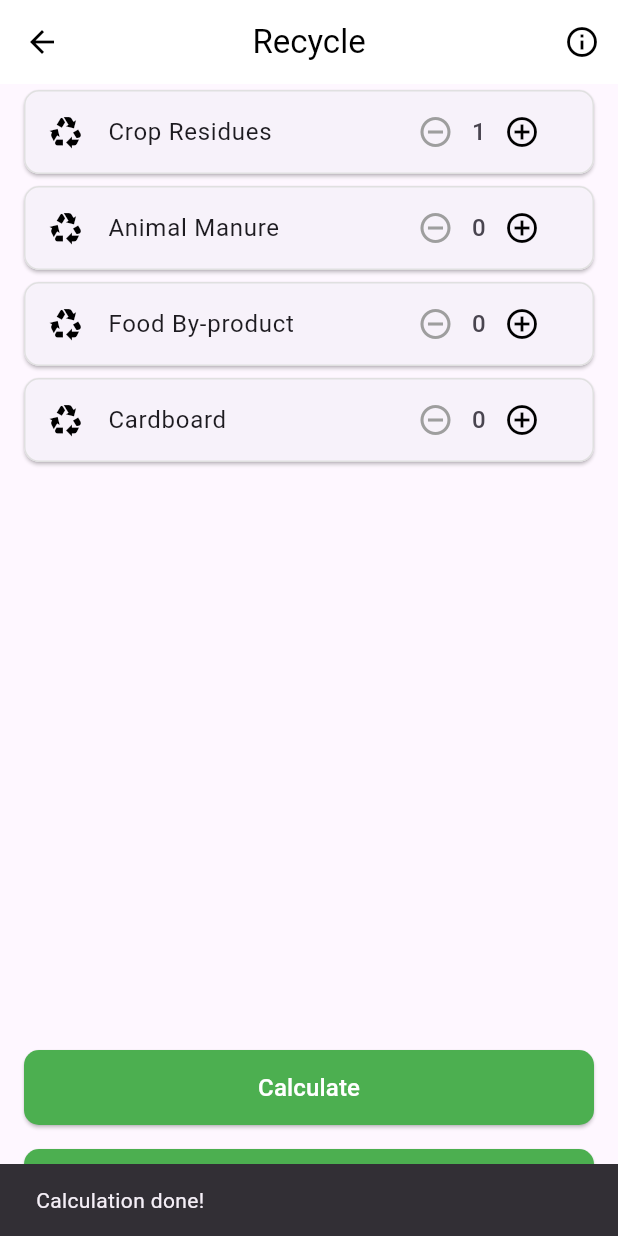
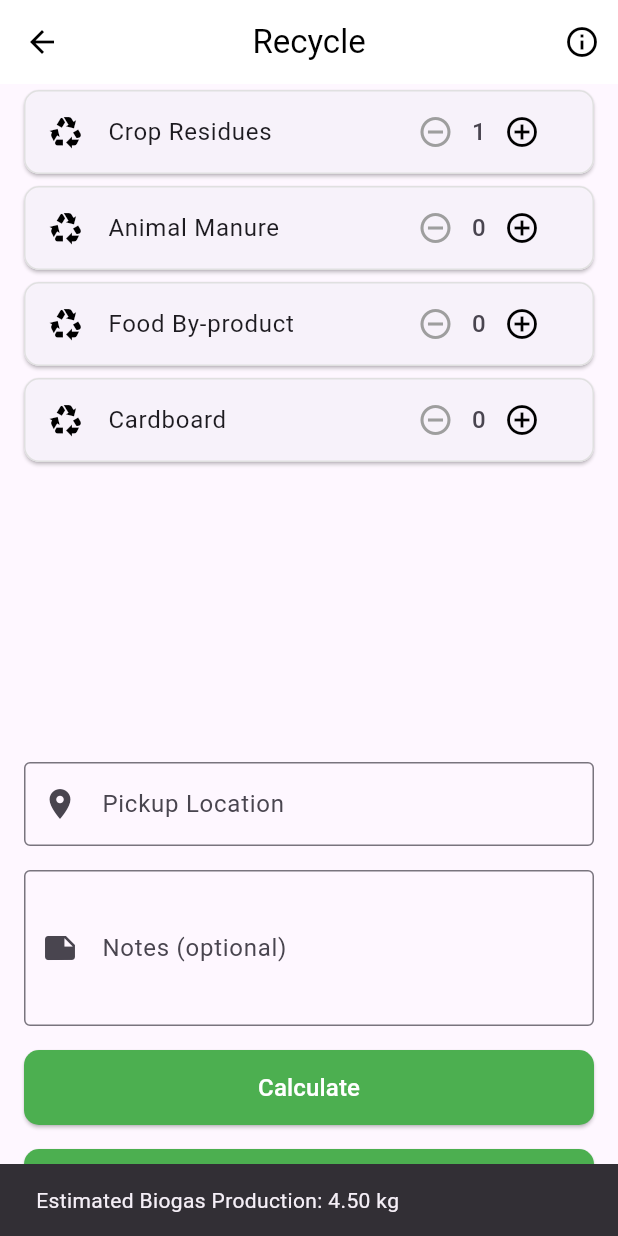
Before and after one commit to ndivine-eng/Agribioloop_mobile-app, a Flutter app: the RecycleScreen screen opened directly, after a tap on the "add circle outline" icon, after a tap on "Calculate", on a phone screen of 412 x 824 dp. Run offline on Flutter 3.47's test engine with Material 3 defaults, Android fonts, the light colour scheme and no system bars; our stand-ins replace cloud_firestore, firebase_auth, firebase_core, flutter_riverpod, google_sign_in, image_picker; accounts and stored records are empty.

Commit message:
Added auntantication with more screens

```diff
--- a/agribioloop/lib/screens/recycle_screen.dart
+++ b/agribioloop/lib/screens/recycle_screen.dart
@@ -1,5 +1,7 @@
 import 'package:flutter/material.dart';
-import 'home_screen.dart'; // Import HomeScreen
+import 'package:cloud_firestore/cloud_firestore.dart';
+import 'package:firebase_auth/firebase_auth.dart';
+import 'home_screen.dart';
 
 class RecycleScreen extends StatefulWidget {
   @override
@@ -7,6 +9,9 @@
 }
 
 class _RecycleScreenState extends State<RecycleScreen> {
+  final FirebaseFirestore _firestore = FirebaseFirestore.instance;
+  final FirebaseAuth _auth = FirebaseAuth.instance;
+
   Map<String, int> recycleItems = {
     "Crop Residues": 0,
     "Animal Manure": 0,
@@ -14,12 +19,130 @@
     "Cardboard": 0,
   };
 
-  bool isPickupEnabled = false; // Initially disabled
+  final Map<String, double> biogasConversionRates = {
+    "Crop Residues": 4.5,
+    "Animal Manure": 3.2,
+    "Food By-product": 5.0,
+    "Cardboard": 1.8,
+  };
+
+  bool isPickupEnabled = false;
+  bool isSubmitting = false;
+  TextEditingController locationController = TextEditingController();
+  TextEditingController notesController = TextEditingController();
 
   void updatePickupButtonState() {
     setState(() {
       isPickupEnabled = recycleItems.values.any((quantity) => quantity > 0);
     });
+  }
+
+  double calculateBiogas() {
+    double total = 0;
+    recycleItems.forEach((item, quantity) {
+      total += quantity * biogasConversionRates[item]!;
+    });
+    return total;
+  }
+
+  Future<void> _submitPickupRequest() async {
+    setState(() => isSubmitting = true);
+
+    try {
+      final user = _auth.currentUser;
+      if (user == null) throw Exception('User not authenticated');
+
+      final biogas = calculateBiogas();
+      final pickupData = {
+        'userId': user.uid,
+        'items': recycleItems,
+        'location': locationController.text.trim(),
+        'notes': notesController.text.trim(),
+        'biogasEstimate': biogas,
+        'timestamp': FieldValue.serverTimestamp(),
+        'status': 'pending',
+      };
+
+      await _firestore.collection('pickupRequests').add(pickupData);
+
+      ScaffoldMessenger.of(context).showSnackBar(
+        SnackBar(content: Text('Pickup request submitted successfully!')),
+      );
+
+      // Clear form after submission
+      setState(() => recycleItems.updateAll((key, value) => 0));
+      locationController.clear();
+      notesController.clear();
+      updatePickupButtonState();
+    } catch (e) {
+      ScaffoldMessenger.of(context).showSnackBar(
+        SnackBar(content: Text('Error submitting request: ${e.toString()}')),
+      );
+    } finally {
+      setState(() => isSubmitting = false);
+    }
+  }
+
+  void _showConfirmationDialog(BuildContext context) {
+    if (locationController.text.trim().isEmpty) {
+      ScaffoldMessenger.of(context).showSnackBar(
+        SnackBar(content: Text("Please enter a pickup location")),
+      );
+      return;
+    }
+
+    showDialog(
+      context: context,
+      builder: (context) => AlertDialog(
+        title: Text("Confirm Pickup Request"),
+        content: SingleChildScrollView(
+          child: Column(
+            mainAxisSize: MainAxisSize.min,
+            crossAxisAlignment: CrossAxisAlignment.start,
+            children: [
+              Text("Items:", style: TextStyle(fontWeight: FontWeight.bold)),
+              ...recycleItems.entries.map((e) => e.value > 0
+                  ? Text("- ${e.key}: ${e.value}")
+                  : SizedBox.shrink()
+              ).toList(),
+              SizedBox(height: 16),
+              Text("Location:", style: TextStyle(fontWeight: FontWeight.bold)),
+              Text(locationController.text.trim()),
+              SizedBox(height: 16),
+              if (notesController.text.isNotEmpty)
+                Text("Notes:", style: TextStyle(fontWeight: FontWeight.bold)),
+              if (notesController.text.isNotEmpty) Text(notesController.text.trim()),
+              SizedBox(height: 16),
+              Text("Estimated Biogas Production:",
+                  style: TextStyle(fontWeight: FontWeight.bold)),
+              Text("${calculateBiogas().toStringAsFixed(2)} kg"),
+            ],
+          ),
+        ),
+        actions: [
+          TextButton(
+            onPressed: () => Navigator.pop(context),
+            child: Text("Cancel"),
+          ),
+          TextButton(
+            onPressed: isSubmitting ? null : () async {
+              Navigator.pop(context);
+              await _submitPickupRequest();
+            },
+            child: isSubmitting
+                ? CircularProgressIndicator()
+                : Text("Confirm", style: TextStyle(color: Colors.green)),
+          ),
+        ],
+      ),
+    );
+  }
+
+  @override
+  void dispose() {
+    locationController.dispose();
+    notesController.dispose();
+    super.dispose();
   }
 
   @override
@@ -30,9 +153,7 @@
         elevation: 0,
         leading: IconButton(
           icon: Icon(Icons.arrow_back, color: Colors.black),
-          onPressed: () {
-            Navigator.pop(context); // Navigates back to HomeScreen
-          },
+          onPressed: () => Navigator.pop(context),
         ),
         title: Text("Recycle", style: TextStyle(color: Colors.black)),
         centerTitle: true,
@@ -89,6 +210,29 @@
             ),
           ),
           Padding(
+            padding: EdgeInsets.symmetric(horizontal: 16, vertical: 8),
+            child: TextFormField(
+              controller: locationController,
+              decoration: InputDecoration(
+                labelText: 'Pickup Location',
+                border: OutlineInputBorder(),
+                prefixIcon: Icon(Icons.location_on),
+              ),
+            ),
+          ),
+          Padding(
+            padding: EdgeInsets.symmetric(horizontal: 16, vertical: 8),
+            child: TextFormField(
+              controller: notesController,
+              decoration: InputDecoration(
+                labelText: 'Notes (optional)',
+                border: OutlineInputBorder(),
+                prefixIcon: Icon(Icons.note),
+              ),
+              maxLines: 3,
+            ),
+          ),
+          Padding(
             padding: const EdgeInsets.symmetric(horizontal: 16.0, vertical: 8.0),
             child: ElevatedButton(
               style: ElevatedButton.styleFrom(
@@ -99,8 +243,11 @@
                 minimumSize: Size(double.infinity, 50),
               ),
               onPressed: () {
+                double biogas = calculateBiogas();
                 ScaffoldMessenger.of(context).showSnackBar(
-                  SnackBar(content: Text("Calculation done!")),
+                  SnackBar(
+                    content: Text("Estimated Biogas Production: ${biogas.toStringAsFixed(2)} kg"),
+                  ),
                 );
               },
               child: Text("Calculate", style: TextStyle(color: Colors.white, fontSize: 16)),
@@ -117,18 +264,28 @@
                 minimumSize: Size(double.infinity, 50),
               ),
               onPressed: isPickupEnabled
-                  ? () {
-                      ScaffoldMessenger.of(context).showSnackBar(
-                        SnackBar(content: Text("Pickup requested!")),
-                      );
-                    }
+                  ? () => _showConfirmationDialog(context)
                   : null,
               child: Row(
                 mainAxisAlignment: MainAxisAlignment.center,
                 children: [
-                  Text("Request a Pickup", style: TextStyle(color: Colors.white, fontSize: 16)),
-                  SizedBox(width: 8),
-                  Icon(Icons.local_shipping, color: Colors.white),
+                  if (isSubmitting)
+                    Padding(
+                      padding: EdgeInsets.only(right: 8),
+                      child: SizedBox(
+                        width: 16,
+                        height: 16,
+                        child: CircularProgressIndicator(
+                          strokeWidth: 2,
+                          color: Colors.white,
+                        ),
+                      ),
+                    ),
+                  Text(
+                    isSubmitting ? "Submitting..." : "Request a Pickup",
+                    style: TextStyle(color: Colors.white, fontSize: 16)),
+                  if (!isSubmitting) SizedBox(width: 8),
+                  if (!isSubmitting) Icon(Icons.local_shipping, color: Colors.white),
                 ],
               ),
             ),
```
